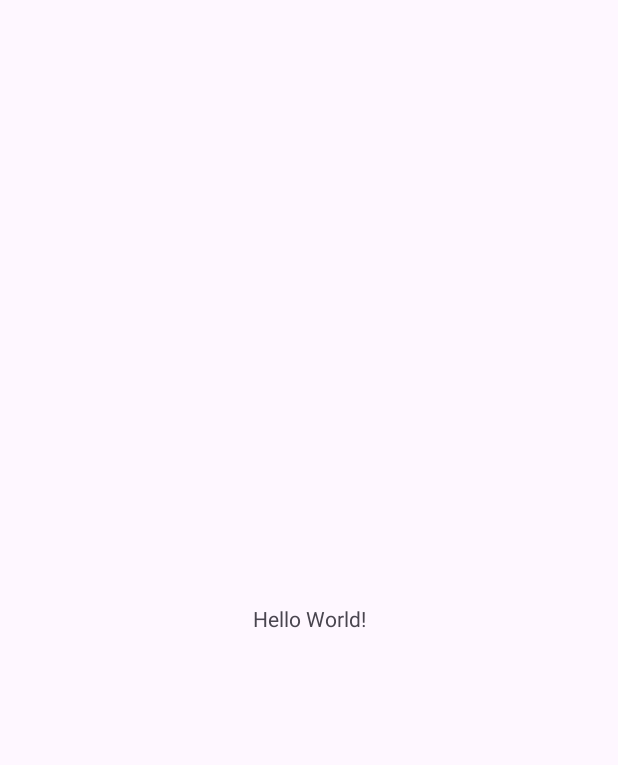
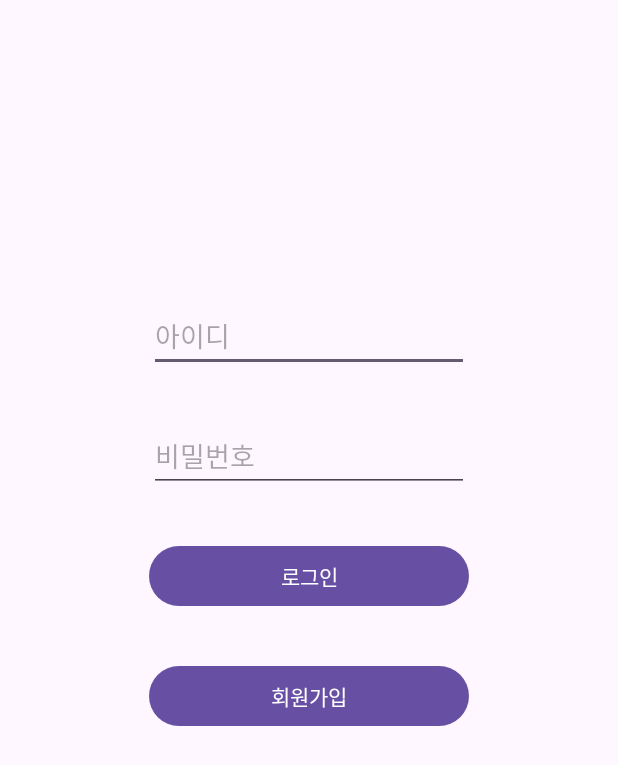
Before and after one commit to seoyuncho/My_Application, an Android app: the screen it shows after launch (MainActivity before the commit, LoginActivity after it), on a phone screen of 412 x 824 dp. Before the commit the part shown is almost empty. Shown: the top 765 px of the screen. Run offline under Robolectric (Android 15) with nearby library versions, the phone set to English and light mode, and no system bars; our stand-ins replace Volley.

Commit message:
feat: 로그인 db 연결

```diff
--- /dev/null
+++ b/app/src/main/java/com/example/myapplication/LoginActivity.java
@@ -0,0 +1,83 @@
+package com.example.myapplication;
+
+import android.content.Intent;
+import android.os.Bundle;
+import androidx.appcompat.app.AppCompatActivity;
+import android.view.View;
+import android.widget.Button;
+import android.widget.EditText;
+import android.widget.Toast;
+
+import com.android.volley.RequestQueue;
+import com.android.volley.Response;
+import com.android.volley.toolbox.Volley;
+
+import org.json.JSONException;
+import org.json.JSONObject;
+
+public class LoginActivity extends AppCompatActivity {
+    private EditText et_id, et_pass;
+    private Button btn_login, btn_register;
+
+    @Override
+    protected void onCreate(Bundle savedInstanceState) {
+        super.onCreate(savedInstanceState);
+        setContentView(R.layout.activity_login);
+
+        et_id = findViewById(R.id.et_id);
+        et_pass = findViewById(R.id.et_pass);
+        btn_login = findViewById(R.id.btn_login);
+        btn_register = findViewById(R.id.btn_register);
+
+
+        // 회원가입 버튼을 클릭 시 수행
+        btn_register.setOnClickListener(new View.OnClickListener() {
+            @Override
+            public void onClick(View view) {
+                Intent intent = new Intent(LoginActivity.this, RegisterActivity.class);
+                startActivity(intent);
+            }
+        });
+
+        btn_login.setOnClickListener(new View.OnClickListener() {
+            @Override
+            public void onClick(View view) {
+                // EditText에 현재 입력되어있는 값을 get(가져온다)해온다.
+                String userID = et_id.getText().toString();
+                String userPass = et_pass.getText().toString();
+
+                Response.Listener<String> responseListener = new Response.Listener<String>() {
+                    @Override
+                    public void onResponse(String response) {
+                        try {
+                            // TODO : 인코딩 문제때문에 한글 DB인 경우 로그인 불가
+                            System.out.println("hongchul" + response);
+                            JSONObject jsonObject = new JSONObject(response);
+                            boolean success = jsonObject.getBoolean("success");
+                            if (success) { // 로그인에 성공한 경우
+                                String userID = jsonObject.getString("userID");
+                                String userPass = jsonObject.getString("userPassword");
+
+                                Toast.makeText(getApplicationContext(),"로그인에 성공하였습니다.",Toast.LENGTH_SHORT).show();
+                                Intent intent = new Intent(LoginActivity.this, MainActivity.class);
+                                intent.putExtra("userID", userID);
+                                intent.putExtra("userPass", userPass);
+                                startActivity(intent);
+                            } else { // 로그인에 실패한 경우
+                                Toast.makeText(getApplicationContext(),"로그인에 실패하였습니다.",Toast.LENGTH_SHORT).show();
+                                return;
+                            }
+                        } catch (JSONException e) {
+                            e.printStackTrace();
+                        }
+                    }
+                };
+                LoginRequest loginRequest = new LoginRequest(userID, userPass, responseListener);
+                RequestQueue queue = Volley.newRequestQueue(LoginActivity.this);
+                queue.add(loginRequest);
+            }
+        });
+
+
+    }
+}
--- /dev/null
+++ b/app/src/main/res/layout/activity_login.xml
@@ -0,0 +1,60 @@
+<?xml version="1.0" encoding="utf-8"?>
+<androidx.constraintlayout.widget.ConstraintLayout xmlns:android="http://schemas.android.com/apk/res/android"
+    xmlns:app="http://schemas.android.com/apk/res-auto"
+    xmlns:tools="http://schemas.android.com/tools"
+    android:layout_width="match_parent"
+    android:layout_height="match_parent"
+    tools:context=".LoginActivity">
+
+    <EditText
+        android:id="@+id/et_id"
+        android:layout_width="wrap_content"
+        android:layout_height="wrap_content"
+        android:layout_marginStart="8dp"
+        android:layout_marginLeft="8dp"
+        android:layout_marginTop="200dp"
+        android:layout_marginEnd="8dp"
+        android:layout_marginRight="8dp"
+        android:ems="10"
+        android:hint="아이디"
+        android:inputType="textPersonName"
+        app:layout_constraintEnd_toEndOf="parent"
+        app:layout_constraintStart_toStartOf="parent"
+        app:layout_constraintTop_toTopOf="parent" />
+
+    <EditText
+        android:id="@+id/et_pass"
+        android:layout_width="wrap_content"
+        android:layout_height="wrap_content"
+        android:layout_marginStart="8dp"
+        android:layout_marginLeft="8dp"
+        android:layout_marginTop="32dp"
+        android:layout_marginEnd="8dp"
+        android:layout_marginRight="8dp"
+        android:ems="10"
+        android:hint="비밀번호"
+        android:inputType="textPersonName"
+        app:layout_constraintEnd_toEndOf="@+id/et_id"
+        app:layout_constraintStart_toStartOf="@+id/et_id"
+        app:layout_constraintTop_toBottomOf="@+id/et_id" />
+
+    <Button
+        android:id="@+id/btn_login"
+        android:layout_width="0dp"
+        android:layout_height="wrap_content"
+        android:layout_marginTop="32dp"
+        android:text="로그인"
+        app:layout_constraintEnd_toEndOf="@+id/et_pass"
+        app:layout_constraintStart_toStartOf="@+id/et_pass"
+        app:layout_constraintTop_toBottomOf="@+id/et_pass" />
+
+    <Button
+        android:id="@+id/btn_register"
+        android:layout_width="0dp"
+        android:layout_height="wrap_content"
+        android:layout_marginTop="32dp"
+        android:text="회원가입"
+        app:layout_constraintEnd_toEndOf="@+id/btn_login"
+        app:layout_constraintStart_toStartOf="@+id/btn_login"
+        app:layout_constraintTop_toBottomOf="@+id/btn_login" />
+</androidx.constraintlayout.widget.ConstraintLayout>
--- /dev/null
+++ b/app/src/main/res/values/style.xml
@@ -0,0 +1,2 @@
+<?xml version="1.0" encoding="utf-8"?>
+<resources></resources>
```
Also changed, not shown: app/build.gradle.kts (+6 -1 lines), app/src/main/AndroidManifest.xml (+14 -5 lines), app/src/main/java/com/example/myapplication/LoginRequest.java (added, +30 -0 lines), app/src/main/java/com/example/myapplication/MainActivity.java (+19 -1 lines), app/src/main/java/com/example/myapplication/RegisterActivity.java (added, +74 -0 lines), app/src/main/java/com/example/myapplication/RegisterRequest.java (added, +31 -0 lines), app/src/main/res/layout/activity_main.xml (+67 -4 lines), app/src/main/res/layout/activity_register.xml (added, +70 -0 lines).
